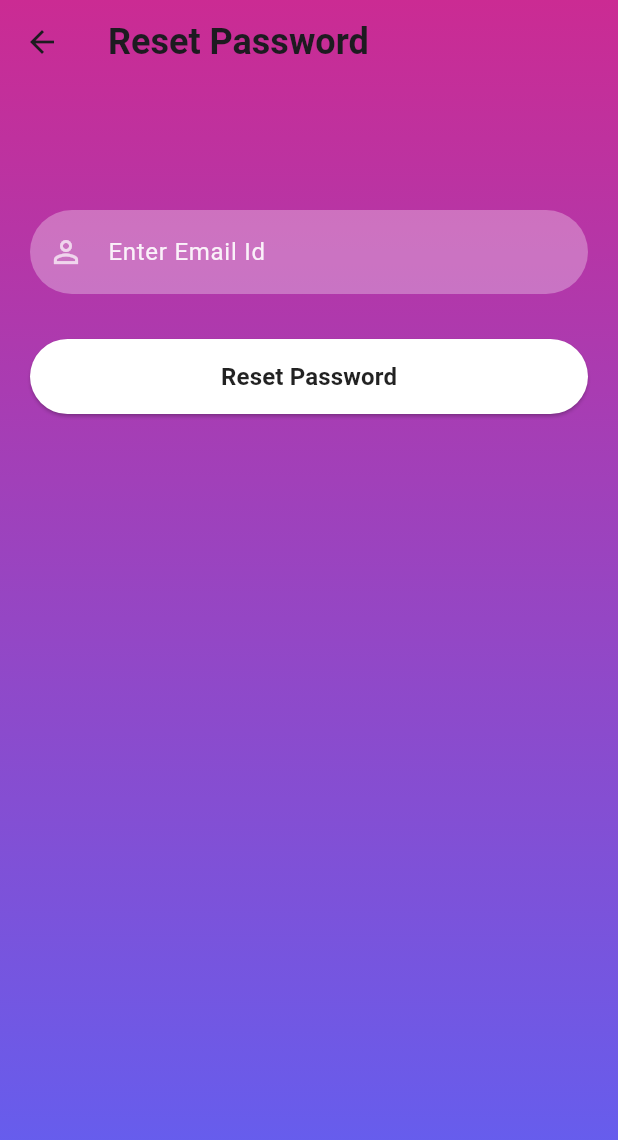
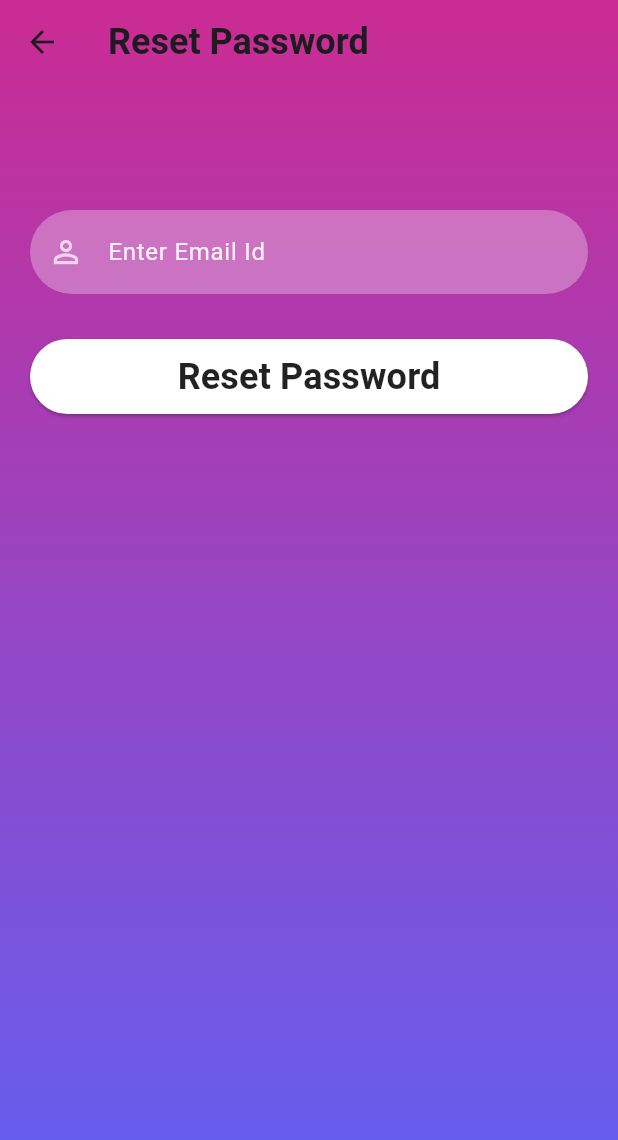
Before and after one commit to shreyanshtiwari02/Kawach, a Flutter app: the screen it shows after launch, after a tap on "Forgot Password?", on a phone screen of 412 x 824 dp. Shown: the top 1140 px of the screen. Run offline on Flutter 3.47's test engine with Material 2 defaults, Android fonts, the phone set to English and light mode, and no system bars; our stand-ins replace awesome_notifications, carousel_slider, curved_navigation_bar, firebase_auth, firebase_core, flutter_svg and 6 more; missing offline and left inert: dart:ffi, shake; accounts and stored records are empty.

```diff
--- a/lib/reusable_widgets/reusable_widget.dart
+++ b/lib/reusable_widgets/reusable_widget.dart
@@ -49,11 +49,13 @@ Container firebaseUIButton(BuildContext context, String title, Function onTap) {
       onPressed: () {
         onTap();
       },
-      child: Text(
-        title,
-        style: const TextStyle(
-            color: Colors.black87, fontWeight: FontWeight.bold, fontSize: 16),
-      ),
+      child:  Text(
+                title,
+                style: TextStyle(
+                    fontSize: 24,
+                    fontWeight: FontWeight.bold,
+                    color: Colors.black87),
+              ),
       style: ButtonStyle(
           backgroundColor: MaterialStateProperty.resolveWith((states) {
             if (states.contains(MaterialState.pressed)) {
--- a/lib/screen/profile_screen.dart
+++ b/lib/screen/profile_screen.dart
@@ -40,7 +40,8 @@ class _Profile_PageState extends State<ProfilePage> {
                   children: const [
                     CircleAvatar(
                       maxRadius: 65,
-                      foregroundImage: AssetImage("assets/erza.jpg"),
+                      foregroundImage: AssetImage("assets/images/google.png"),
+                      backgroundColor: Colors.white,
                     ),
                   ],
                 ),
--- a/lib/screen/signin_screen.dart
+++ b/lib/screen/signin_screen.dart
@@ -61,18 +61,18 @@ class _SignInScreenState extends State<SignInScreen> {
               const SizedBox(
                 height: 30,
               ),
-              reusableTextField("Enter UserName }", Icons.person_outline, false,
+              reusableTextField("Enter UserName", Icons.person_outline, false,
                   _emailTextController),
               const SizedBox(
                 height: 20,
               ),
-              reusableTextField("Enter Password }", Icons.lock_outline, true,
+              reusableTextField("Enter Password", Icons.lock_outline, true,
                   _passwordTextController),
               const SizedBox(
                 height: 5,
               ),
               forgetPassword(context),
-              firebaseUIButton(context, "Sign In $count", () {
+              firebaseUIButton(context, "Sign In", () {
                 FirebaseAuth.instance
                     .signInWithEmailAndPassword(
                     email: _emailTextController.text,
@@ -85,6 +85,9 @@ class _SignInScreenState extends State<SignInScreen> {
                 });
               }),
               googleButton(),
+              const SizedBox(
+                height: 5,
+              ),
               signUpOption()
             ],
           ),
@@ -98,6 +101,7 @@ class _SignInScreenState extends State<SignInScreen> {
     return Row(
       mainAxisAlignment: MainAxisAlignment.center,
       children: [
+
         const Text("Don't have account? ",
             style: TextStyle(color: Colors.white70)),
         GestureDetector(
@@ -132,9 +136,13 @@ class _SignInScreenState extends State<SignInScreen> {
   }
   Widget googleButton(){
     return ElevatedButton(onPressed:()async {
-      await FirebaseServices().signInWithGoogle();
-      Navigator.push(context,
-      MaterialPageRoute(builder: (context) => MainPage()));
+      // print("here");
+      // print(FirebaseServices().signInWithGoogle().toString());
+    await FirebaseServices().signInWithGoogle().then((value) {
+                if(value)Navigator.push(context,
+                      MaterialPageRoute(builder: (context) => MainPage()));
+                }
+                );
       },
       style: ButtonStyle(
           backgroundColor: MaterialStateProperty.resolveWith((states) {
```
Also changed, not shown: pubspec.lock.
